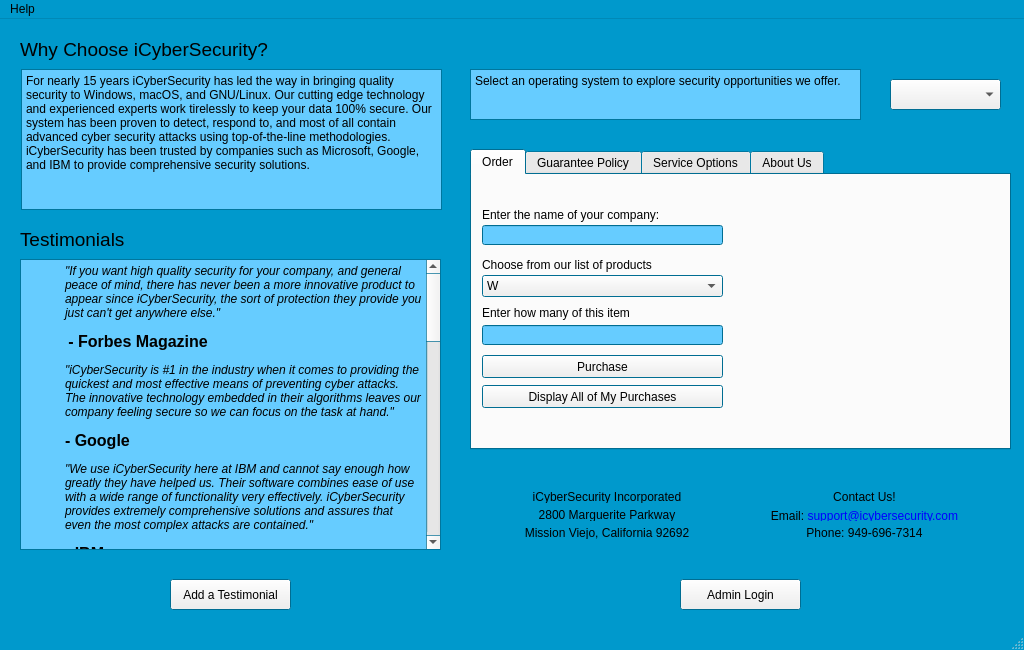
Above: src/mainwindow.ui from brianclinkenbeard/pamphlet before the change. Below: the same form after it.
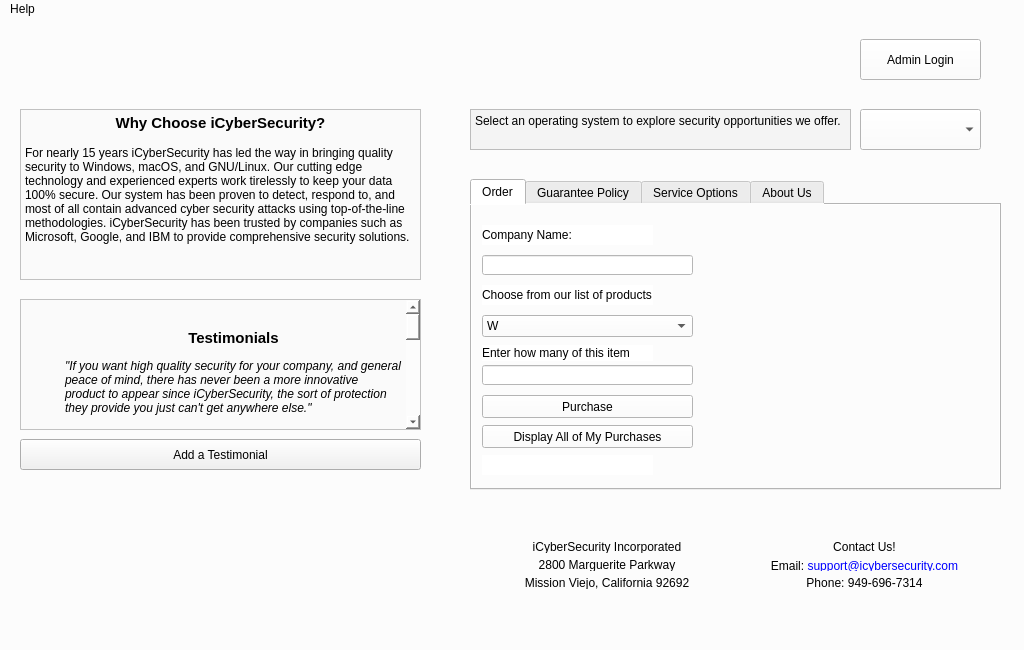
That is the form after the change.

The edit to the form file:
```diff
--- a/src/mainwindow.ui
+++ b/src/mainwindow.ui
@@ -19,61 +19,88 @@
   <property name="palette">
    <palette>
     <active>
+     <colorrole role="Button">
+      <brush brushstyle="SolidPattern">
+       <color alpha="255">
+        <red>252</red>
+        <green>252</green>
+        <blue>252</blue>
+       </color>
+      </brush>
+     </colorrole>
      <colorrole role="Base">
       <brush brushstyle="SolidPattern">
        <color alpha="255">
-        <red>102</red>
-        <green>204</green>
-        <blue>255</blue>
+        <red>252</red>
+        <green>252</green>
+        <blue>252</blue>
        </color>
       </brush>
      </colorrole>
      <colorrole role="Window">
       <brush brushstyle="SolidPattern">
        <color alpha="255">
-        <red>0</red>
-        <green>153</green>
-        <blue>204</blue>
+        <red>252</red>
+        <green>252</green>
+        <blue>252</blue>
        </color>
       </brush>
      </colorrole>
     </active>
     <inactive>
+     <colorrole role="Button">
+      <brush brushstyle="SolidPattern">
+       <color alpha="255">
+        <red>252</red>
+        <green>252</green>
+        <blue>252</blue>
+       </color>
+      </brush>
+     </colorrole>
      <colorrole role="Base">
       <brush brushstyle="SolidPattern">
        <color alpha="255">
-        <red>102</red>
-        <green>204</green>
-        <blue>255</blue>
+        <red>252</red>
+        <green>252</green>
+        <blue>252</blue>
        </color>
       </brush>
      </colorrole>
      <colorrole role="Window">
       <brush brushstyle="SolidPattern">
        <color alpha="255">
-        <red>0</red>
-        <green>153</green>
-        <blue>204</blue>
+        <red>252</red>
+        <green>252</green>
+        <blue>252</blue>
        </color>
       </brush>
      </colorrole>
     </inactive>
     <disabled>
+     <colorrole role="Button">
+      <brush brushstyle="SolidPattern">
+       <color alpha="255">
+        <red>252</red>
+        <green>252</green>
+        <blue>252</blue>
+       </color>
+      </brush>
+     </colorrole>
      <colorrole role="Base">
       <brush brushstyle="SolidPattern">
        <color alpha="255">
-        <red>0</red>
-        <green>153</green>
-        <blue>204</blue>
+        <red>252</red>
+        <green>252</green>
+        <blue>252</blue>
        </color>
       </brush>
      </colorrole>
      <colorrole role="Window">
       <brush brushstyle="SolidPattern">
        <color alpha="255">
-        <red>0</red>
-        <green>153</green>
-        <blue>204</blue>
+        <red>252</red>
+        <green>252</green>
+        <blue>252</blue>
        </color>
       </brush>
      </colorrole>
@@ -83,125 +110,79 @@
   <property name="windowTitle">
    <string>MainWindow</string>
   </property>
+  <property name="styleSheet">
+   <string notr="true">background-color: rgb(252, 252, 252);</string>
+  </property>
   <widget class="QWidget" name="centralWidget">
    <widget class="QTextBrowser" name="salespitch_browser">
     <property name="geometry">
      <rect>
-      <x>21</x>
-      <y>50</y>
-      <width>421</width>
-      <height>141</height>
+      <x>20</x>
+      <y>90</y>
+      <width>401</width>
+      <height>171</height>
      </rect>
     </property>
+    <property name="styleSheet">
+     <string notr="true">background-color: rgb(250, 250, 250);</string>
+    </property>
     <property name="html">
      <string>&lt;!DOCTYPE HTML PUBLIC &quot;-//W3C//DTD HTML 4.0//EN&quot; &quot;http://www.w3.org/TR/REC-html40/strict.dtd&quot;&gt;
 &lt;html&gt;&lt;head&gt;&lt;meta name=&quot;qrichtext&quot; content=&quot;1&quot; /&gt;&lt;style type=&quot;text/css&quot;&gt;
 p, li { white-space: pre-wrap; }
 &lt;/style&gt;&lt;/head&gt;&lt;body style=&quot; font-family:'MS Shell Dlg 2'; font-size:8.25pt; font-weight:400; font-style:normal;&quot;&gt;
+&lt;p align=&quot;center&quot; style=&quot; margin-top:0px; margin-bottom:0px; margin-left:0px; margin-right:0px; -qt-block-indent:0; text-indent:0px;&quot;&gt;&lt;span style=&quot; font-size:11pt; font-weight:600;&quot;&gt;Why Choose iCyberSecurity?&lt;/span&gt;&lt;/p&gt;
+&lt;p style=&quot;-qt-paragraph-type:empty; margin-top:0px; margin-bottom:0px; margin-left:0px; margin-right:0px; -qt-block-indent:0; text-indent:0px; font-size:9pt; font-weight:600;&quot;&gt;&lt;br /&gt;&lt;/p&gt;
 &lt;p style=&quot; margin-top:0px; margin-bottom:0px; margin-left:0px; margin-right:0px; -qt-block-indent:0; text-indent:0px;&quot;&gt;&lt;a name=&quot;lipsum&quot;&gt;&lt;/a&gt;&lt;span style=&quot; font-family:'Sans Serif'; font-size:9pt;&quot;&gt;F&lt;/span&gt;&lt;span style=&quot; font-family:'Sans Serif'; font-size:9pt;&quot;&gt;or nearly 15 years iCyberSecurity has led the way in bringing quality security to Windows, macOS, and GNU/Linux. Our cutting edge technology and experienced experts work tirelessly to keep your data 100% secure. Our system has been proven to detect, respond to, and most of all contain advanced cyber security attacks using top-of-the-line methodologies. iCyberSecurity has been trusted by companies such as Microsoft, Google, and IBM to provide comprehensive security solutions.&lt;/span&gt;&lt;/p&gt;&lt;/body&gt;&lt;/html&gt;</string>
     </property>
    </widget>
-   <widget class="QPushButton" name="loginButton">
-    <property name="geometry">
-     <rect>
-      <x>680</x>
-      <y>560</y>
-      <width>121</width>
-      <height>31</height>
-     </rect>
-    </property>
-    <property name="text">
-     <string>Admin Login</string>
-    </property>
-   </widget>
    <widget class="QTextBrowser" name="testimonials_browser">
     <property name="geometry">
      <rect>
       <x>20</x>
-      <y>240</y>
-      <width>421</width>
-      <height>291</height>
+      <y>280</y>
+      <width>401</width>
+      <height>131</height>
      </rect>
     </property>
+    <property name="styleSheet">
+     <string notr="true">background-color: rgb(250, 250, 250);</string>
+    </property>
     <property name="html">
      <string>&lt;!DOCTYPE HTML PUBLIC &quot;-//W3C//DTD HTML 4.0//EN&quot; &quot;http://www.w3.org/TR/REC-html40/strict.dtd&quot;&gt;
 &lt;html&gt;&lt;head&gt;&lt;meta name=&quot;qrichtext&quot; content=&quot;1&quot; /&gt;&lt;style type=&quot;text/css&quot;&gt;
 p, li { white-space: pre-wrap; }
 &lt;/style&gt;&lt;/head&gt;&lt;body style=&quot; font-family:'MS Shell Dlg 2'; font-size:8.25pt; font-weight:400; font-style:normal;&quot;&gt;
+&lt;p style=&quot;-qt-paragraph-type:empty; margin-top:12px; margin-bottom:0px; margin-left:0px; margin-right:0px; -qt-block-indent:1; text-indent:0px;&quot;&gt;&lt;br /&gt;&lt;/p&gt;
+&lt;p align=&quot;center&quot; style=&quot; margin-top:12px; margin-bottom:0px; margin-left:0px; margin-right:0px; -qt-block-indent:1; text-indent:0px;&quot;&gt;&lt;span style=&quot; font-family:'Sans Serif'; font-size:11pt; font-weight:600;&quot;&gt;Testimonials&lt;/span&gt;&lt;/p&gt;
 &lt;p style=&quot; margin-top:12px; margin-bottom:0px; margin-left:0px; margin-right:0px; -qt-block-indent:1; text-indent:0px;&quot;&gt;&lt;span style=&quot; font-family:'Sans Serif'; font-size:9pt; font-style:italic;&quot;&gt;&amp;quot;If you want high quality security for your company, and general peace of mind, there has never been a more innovative product to appear since iCyberSecurity, the sort of protection they provide you just can't get anywhere else.&amp;quot;&lt;/span&gt;&lt;/p&gt;
-&lt;p style=&quot; margin-top:12px; margin-bottom:0px; margin-left:0px; margin-right:0px; -qt-block-indent:1; text-indent:0px;&quot;&gt;&lt;span style=&quot; font-family:'Sans Serif'; font-size:9pt;&quot;&gt; &lt;/span&gt;&lt;span style=&quot; font-family:'Sans Serif'; font-size:12pt; font-weight:600;&quot;&gt;- Forbes Magazine&lt;/span&gt;&lt;/p&gt;
+&lt;p style=&quot; margin-top:12px; margin-bottom:0px; margin-left:0px; margin-right:0px; -qt-block-indent:1; text-indent:0px;&quot;&gt;&lt;span style=&quot; font-family:'Sans Serif'; font-size:8pt;&quot;&gt; &lt;/span&gt;&lt;span style=&quot; font-family:'Sans Serif'; font-size:8pt; font-weight:600;&quot;&gt;- Forbes Magazine&lt;/span&gt;&lt;/p&gt;
 &lt;p style=&quot; margin-top:12px; margin-bottom:0px; margin-left:0px; margin-right:0px; -qt-block-indent:1; text-indent:0px;&quot;&gt;&lt;span style=&quot; font-family:'Sans Serif'; font-size:9pt; font-style:italic;&quot;&gt;&amp;quot;iCyberSecurity is #1 in the industry when it comes to providing the quickest and most effective means of preventing cyber attacks. The innovative technology embedded in their algorithms leaves our company feeling secure so we can focus on the task at hand.&amp;quot; &lt;/span&gt;&lt;/p&gt;
-&lt;p style=&quot; margin-top:12px; margin-bottom:0px; margin-left:0px; margin-right:0px; -qt-block-indent:1; text-indent:0px;&quot;&gt;&lt;span style=&quot; font-family:'Sans Serif'; font-size:12pt; font-weight:600;&quot;&gt;- Google&lt;/span&gt;&lt;/p&gt;
+&lt;p style=&quot;-qt-paragraph-type:empty; margin-top:12px; margin-bottom:0px; margin-left:0px; margin-right:0px; -qt-block-indent:1; text-indent:0px; font-family:'Sans Serif'; font-size:9pt; font-style:italic;&quot;&gt;&lt;br /&gt;&lt;/p&gt;
+&lt;p style=&quot; margin-top:12px; margin-bottom:0px; margin-left:0px; margin-right:0px; -qt-block-indent:1; text-indent:0px;&quot;&gt;&lt;span style=&quot; font-family:'Sans Serif'; font-size:8pt; font-weight:600;&quot;&gt;- Google&lt;/span&gt;&lt;/p&gt;
 &lt;p style=&quot; margin-top:12px; margin-bottom:0px; margin-left:0px; margin-right:0px; -qt-block-indent:1; text-indent:0px;&quot;&gt;&lt;span style=&quot; font-family:'Sans Serif'; font-size:9pt; font-style:italic;&quot;&gt;&amp;quot;We use iCyberSecurity here at IBM and cannot say enough how greatly they have helped us. Their software combines ease of use with a wide range of functionality very effectively. iCyberSecurity provides extremely comprehensive solutions and assures that even the most complex attacks are contained.&amp;quot;&lt;/span&gt;&lt;/p&gt;
-&lt;p style=&quot; margin-top:12px; margin-bottom:0px; margin-left:0px; margin-right:0px; -qt-block-indent:1; text-indent:0px;&quot;&gt;&lt;span style=&quot; font-family:'Sans Serif'; font-size:12pt; font-weight:600;&quot;&gt;- IBM&lt;/span&gt;&lt;/p&gt;
+&lt;p style=&quot; margin-top:12px; margin-bottom:0px; margin-left:0px; margin-right:0px; -qt-block-indent:1; text-indent:0px;&quot;&gt;&lt;span style=&quot; font-family:'Sans Serif'; font-size:8pt; font-weight:600;&quot;&gt;- IBM&lt;/span&gt;&lt;/p&gt;
 &lt;p style=&quot; margin-top:12px; margin-bottom:0px; margin-left:0px; margin-right:0px; -qt-block-indent:1; text-indent:0px;&quot;&gt;&lt;span style=&quot; font-family:'Sans Serif'; font-size:9pt; font-style:italic;&quot;&gt;&amp;quot;With the dawn of the digital age it has become an increasing concern for our company to keep up with the technology of our competition and the demands of our customers for the instant gratification of digital banking. With this comes a great risk to our customers security, and the burden of this responsibility has been lifted off our shoulders thanks to the help of iCyberSecurity. Finally, a reliable company that truly deems our comapny and our customer's security as a trop priority.&amp;quot;&lt;/span&gt;&lt;/p&gt;
-&lt;p style=&quot; margin-top:12px; margin-bottom:0px; margin-left:0px; margin-right:0px; -qt-block-indent:1; text-indent:0px;&quot;&gt;&lt;span style=&quot; font-family:'Sans Serif'; font-size:12pt; font-weight:600;&quot;&gt;- Bank of America&lt;/span&gt;&lt;/p&gt;
+&lt;p style=&quot; margin-top:12px; margin-bottom:0px; margin-left:0px; margin-right:0px; -qt-block-indent:1; text-indent:0px;&quot;&gt;&lt;span style=&quot; font-family:'Sans Serif'; font-size:8pt; font-weight:600;&quot;&gt;- Bank of America&lt;/span&gt;&lt;/p&gt;
 &lt;p style=&quot; margin-top:12px; margin-bottom:0px; margin-left:0px; margin-right:0px; -qt-block-indent:1; text-indent:0px;&quot;&gt;&lt;span style=&quot; font-family:'Sans Serif'; font-size:9pt; font-style:italic;&quot;&gt;&amp;quot;Millions of people use our online service everyday. And with that comes a huge responsibility for our company to keep their data and their identities safe. iCyberSecurity has made our job so much easier by keeping both our data and our reputation safe.&amp;quot;&lt;/span&gt;&lt;/p&gt;
-&lt;p style=&quot; margin-top:12px; margin-bottom:0px; margin-left:0px; margin-right:0px; -qt-block-indent:1; text-indent:0px;&quot;&gt;&lt;span style=&quot; font-family:'Sans Serif'; font-size:12pt; font-weight:600;&quot;&gt;- Linked In&lt;/span&gt;&lt;/p&gt;
+&lt;p style=&quot; margin-top:12px; margin-bottom:0px; margin-left:0px; margin-right:0px; -qt-block-indent:1; text-indent:0px;&quot;&gt;&lt;span style=&quot; font-family:'Sans Serif'; font-size:8pt; font-weight:600;&quot;&gt;- Linked In&lt;/span&gt;&lt;/p&gt;
 &lt;p style=&quot; margin-top:12px; margin-bottom:0px; margin-left:0px; margin-right:0px; -qt-block-indent:1; text-indent:0px;&quot;&gt;&lt;span style=&quot; font-size:9pt; font-style:italic;&quot;&gt;“iCyberSecurity allows us to stay a step ahead of cyber criminals, and to effectively protect our customers’ data before an attack even occurs.Their services have made it much easier to respond to a cyber attack, and much faster. We're now able to use less resources, which gives our team more time to focus on development.”&lt;/span&gt;&lt;/p&gt;
-&lt;p style=&quot; margin-top:12px; margin-bottom:0px; margin-left:0px; margin-right:0px; -qt-block-indent:1; text-indent:0px;&quot;&gt;&lt;span style=&quot; font-family:'Sans Serif'; font-size:12pt; font-weight:600;&quot;&gt;- Adobe&lt;/span&gt;&lt;/p&gt;
+&lt;p style=&quot; margin-top:12px; margin-bottom:0px; margin-left:0px; margin-right:0px; -qt-block-indent:1; text-indent:0px;&quot;&gt;&lt;span style=&quot; font-family:'Sans Serif'; font-size:8pt; font-weight:600;&quot;&gt;- Adobe&lt;/span&gt;&lt;/p&gt;
 &lt;p style=&quot; margin-top:12px; margin-bottom:0px; margin-left:0px; margin-right:0px; -qt-block-indent:1; text-indent:0px;&quot;&gt;&lt;span style=&quot; font-family:'Sans Serif'; font-size:9pt; font-style:italic;&quot;&gt;&amp;quot;Choosing iCyberSecurity as a solution to cyber security for our comopany has proven over time to be a very strategic choice, with the sheer amount of features alone, this is the best security solution we have ever utilized.&lt;/span&gt;&lt;/p&gt;
-&lt;p style=&quot; margin-top:12px; margin-bottom:0px; margin-left:0px; margin-right:0px; -qt-block-indent:1; text-indent:0px;&quot;&gt;&lt;span style=&quot; font-family:'Sans Serif'; font-size:12pt; font-weight:600;&quot;&gt;- CVS&lt;/span&gt;&lt;/p&gt;
+&lt;p style=&quot; margin-top:12px; margin-bottom:0px; margin-left:0px; margin-right:0px; -qt-block-indent:1; text-indent:0px;&quot;&gt;&lt;span style=&quot; font-family:'Sans Serif'; font-size:8pt; font-weight:600;&quot;&gt;- CVS&lt;/span&gt;&lt;/p&gt;
 &lt;p style=&quot; margin-top:12px; margin-bottom:0px; margin-left:0px; margin-right:0px; -qt-block-indent:1; text-indent:0px;&quot;&gt;&lt;span style=&quot; font-family:'Sans Serif'; font-size:9pt; font-style:italic;&quot;&gt;&amp;quot;Our information and management risk Department uses iCyberSecurity as an effective tool to communicate security threats to our businesses which has given us a competitive advantage over our competition, and allowed us to globalize our security management with immense ease.&amp;quot;&lt;/span&gt;&lt;/p&gt;
-&lt;p style=&quot; margin-top:12px; margin-bottom:0px; margin-left:0px; margin-right:0px; -qt-block-indent:1; text-indent:0px;&quot;&gt;&lt;span style=&quot; font-family:'Sans Serif'; font-size:12pt; font-weight:600;&quot;&gt;- Chevron&lt;/span&gt;&lt;/p&gt;
+&lt;p style=&quot; margin-top:12px; margin-bottom:0px; margin-left:0px; margin-right:0px; -qt-block-indent:1; text-indent:0px;&quot;&gt;&lt;span style=&quot; font-family:'Sans Serif'; font-size:8pt; font-weight:600;&quot;&gt;- Chevron&lt;/span&gt;&lt;/p&gt;
 &lt;p style=&quot; margin-top:12px; margin-bottom:0px; margin-left:0px; margin-right:0px; -qt-block-indent:1; text-indent:0px;&quot;&gt;&lt;span style=&quot; font-family:'Sans Serif'; font-size:9pt; font-style:italic;&quot;&gt;&amp;quot;iCyberSecurity has allowed our company to maintain continuity between our various vendors, and keep our various teams on the same page. This prodcut allows us to maintain a comprehensive risk and security analysis across all our departments.&amp;quot;&lt;/span&gt;&lt;/p&gt;
-&lt;p style=&quot; margin-top:12px; margin-bottom:0px; margin-left:0px; margin-right:0px; -qt-block-indent:1; text-indent:0px;&quot;&gt;&lt;span style=&quot; font-family:'Sans Serif'; font-size:12pt; font-weight:600;&quot;&gt;- Shell&lt;/span&gt;&lt;/p&gt;
+&lt;p style=&quot; margin-top:12px; margin-bottom:0px; margin-left:0px; margin-right:0px; -qt-block-indent:1; text-indent:0px;&quot;&gt;&lt;span style=&quot; font-family:'Sans Serif'; font-size:8pt; font-weight:600;&quot;&gt;- Shell&lt;/span&gt;&lt;/p&gt;
 &lt;p style=&quot; margin-top:12px; margin-bottom:0px; margin-left:0px; margin-right:0px; -qt-block-indent:1; text-indent:0px;&quot;&gt;&lt;span style=&quot; font-family:'Sans Serif'; font-size:9pt; font-style:italic;&quot;&gt;&amp;quot;With more and more sophistaicatred digital technology in such high demand by our users, we were in desperate need for a universal solution to our security needs here in our technology department. After going with iCyberSecurity we don't regret the decision at all, it has made all our lives so much easier.&lt;/span&gt;&lt;/p&gt;
-&lt;p style=&quot; margin-top:12px; margin-bottom:0px; margin-left:0px; margin-right:0px; -qt-block-indent:1; text-indent:0px;&quot;&gt;&lt;span style=&quot; font-family:'Sans Serif'; font-size:12pt; font-weight:600;&quot;&gt;- Saddleback College&lt;/span&gt;&lt;/p&gt;&lt;/body&gt;&lt;/html&gt;</string>
-    </property>
-   </widget>
-   <widget class="QComboBox" name="comboBox">
-    <property name="geometry">
-     <rect>
-      <x>890</x>
-      <y>60</y>
-      <width>111</width>
-      <height>31</height>
-     </rect>
-    </property>
-    <item>
-     <property name="text">
-      <string/>
-     </property>
-    </item>
-    <item>
-     <property name="text">
-      <string>Windows</string>
-     </property>
-    </item>
-    <item>
-     <property name="text">
-      <string>macOS</string>
-     </property>
-    </item>
-    <item>
-     <property name="text">
-      <string>GNU/Linux</string>
-     </property>
-    </item>
-   </widget>
-   <widget class="QTextBrowser" name="osinfo_browser">
-    <property name="geometry">
-     <rect>
-      <x>470</x>
-      <y>50</y>
-      <width>391</width>
-      <height>51</height>
-     </rect>
-    </property>
-    <property name="html">
-     <string>&lt;!DOCTYPE HTML PUBLIC &quot;-//W3C//DTD HTML 4.0//EN&quot; &quot;http://www.w3.org/TR/REC-html40/strict.dtd&quot;&gt;
-&lt;html&gt;&lt;head&gt;&lt;meta name=&quot;qrichtext&quot; content=&quot;1&quot; /&gt;&lt;style type=&quot;text/css&quot;&gt;
-p, li { white-space: pre-wrap; }
-&lt;/style&gt;&lt;/head&gt;&lt;body style=&quot; font-family:'MS Shell Dlg 2'; font-size:8.25pt; font-weight:400; font-style:normal;&quot;&gt;
-&lt;p style=&quot; margin-top:0px; margin-bottom:0px; margin-left:0px; margin-right:0px; -qt-block-indent:0; text-indent:0px;&quot;&gt;&lt;span style=&quot; font-family:'Sans Serif'; font-size:9pt;&quot;&gt;Select an operating system to explore security opportunities we offer.&lt;/span&gt;&lt;/p&gt;&lt;/body&gt;&lt;/html&gt;</string>
+&lt;p style=&quot; margin-top:12px; margin-bottom:0px; margin-left:0px; margin-right:0px; -qt-block-indent:1; text-indent:0px;&quot;&gt;&lt;span style=&quot; font-family:'Sans Serif'; font-size:8pt; font-weight:600;&quot;&gt;- Saddleback College&lt;/span&gt;&lt;/p&gt;&lt;/body&gt;&lt;/html&gt;</string>
     </property>
    </widget>
    <widget class="QWidget" name="layoutWidget">
     <property name="geometry">
      <rect>
       <x>470</x>
-      <y>460</y>
+      <y>510</y>
       <width>531</width>
       <height>71</height>
      </rect>
@@ -299,55 +280,13 @@
      </item>
     </layout>
    </widget>
-   <widget class="QLabel" name="icyber_label">
-    <property name="geometry">
-     <rect>
-      <x>20</x>
-      <y>10</y>
-      <width>421</width>
-      <height>41</height>
-     </rect>
-    </property>
-    <property name="font">
-     <font>
-      <pointsize>14</pointsize>
-      <weight>50</weight>
-      <bold>false</bold>
-      <underline>false</underline>
-     </font>
-    </property>
-    <property name="text">
-     <string>Why Choose iCyberSecurity?</string>
-    </property>
-   </widget>
-   <widget class="QLabel" name="testimonials_label">
-    <property name="geometry">
-     <rect>
-      <x>20</x>
-      <y>200</y>
-      <width>421</width>
-      <height>41</height>
-     </rect>
-    </property>
-    <property name="font">
-     <font>
-      <pointsize>14</pointsize>
-      <weight>50</weight>
-      <bold>false</bold>
-      <underline>false</underline>
-     </font>
-    </property>
-    <property name="text">
-     <string>Testimonials</string>
-    </property>
-   </widget>
    <widget class="QTabWidget" name="tabWidget">
     <property name="geometry">
      <rect>
       <x>470</x>
-      <y>130</y>
-      <width>541</width>
-      <height>301</height>
+      <y>160</y>
+      <width>531</width>
+      <height>311</height>
      </rect>
     </property>
     <property name="currentIndex">
@@ -361,11 +300,14 @@
       <property name="geometry">
        <rect>
         <x>10</x>
-        <y>100</y>
-        <width>241</width>
+        <y>110</y>
+        <width>211</width>
         <height>22</height>
        </rect>
       </property>
+      <property name="styleSheet">
+       <string notr="true"/>
+      </property>
       <item>
        <property name="text">
         <string>W</string>
@@ -391,13 +333,16 @@
       <property name="geometry">
        <rect>
         <x>10</x>
-        <y>30</y>
-        <width>241</width>
+        <y>20</y>
+        <width>171</width>
         <height>20</height>
        </rect>
       </property>
+      <property name="styleSheet">
+       <string notr="true">background-color: rgb(255, 255, 255);</string>
+      </property>
       <property name="text">
-       <string>Enter the name of your company:</string>
+       <string>Company Name:</string>
       </property>
      </widget>
      <widget class="QLineEdit" name="lineEdit_customerName">
@@ -405,20 +350,26 @@
        <rect>
         <x>10</x>
         <y>50</y>
-        <width>241</width>
+        <width>211</width>
         <height>20</height>
        </rect>
       </property>
+      <property name="styleSheet">
+       <string notr="true">background-color: rgb(255, 255, 255);</string>
+      </property>
      </widget>
      <widget class="QLabel" name="label_2">
       <property name="geometry">
        <rect>
         <x>10</x>
         <y>80</y>
-        <width>241</width>
+        <width>171</width>
         <height>20</height>
        </rect>
       </property>
+      <property name="styleSheet">
+       <string notr="true">background-color: rgb(255, 255, 255);</string>
+      </property>
       <property name="text">
        <string>Choose from our list of products</string>
       </property>
@@ -428,10 +379,13 @@
        <rect>
         <x>10</x>
         <y>250</y>
-        <width>281</width>
+        <width>171</width>
         <height>20</height>
        </rect>
       </property>
+      <property name="styleSheet">
+       <string notr="true">background-color: rgb(255, 255, 255);</string>
+      </property>
       <property name="text">
        <string/>
       </property>
@@ -440,8 +394,8 @@
       <property name="geometry">
        <rect>
         <x>10</x>
-        <y>180</y>
-        <width>241</width>
+        <y>190</y>
+        <width>211</width>
         <height>23</height>
        </rect>
       </property>
@@ -453,11 +407,14 @@
       <property name="geometry">
        <rect>
         <x>10</x>
-        <y>130</y>
-        <width>241</width>
+        <y>140</y>
+        <width>171</width>
         <height>16</height>
        </rect>
       </property>
+      <property name="styleSheet">
+       <string notr="true">background-color: rgb(255, 255, 255);</string>
+      </property>
       <property name="text">
        <string>Enter how many of this item </string>
       </property>
@@ -466,18 +423,21 @@
       <property name="geometry">
        <rect>
         <x>10</x>
-        <y>150</y>
-        <width>241</width>
+        <y>160</y>
+        <width>211</width>
         <height>20</height>
        </rect>
       </property>
+      <property name="styleSheet">
+       <string notr="true">background-color: rgb(255, 255, 255);</string>
+      </property>
      </widget>
      <widget class="QPushButton" name="DisplayPurchases">
       <property name="geometry">
        <rect>
         <x>10</x>
-        <y>210</y>
-        <width>241</width>
+        <y>220</y>
+        <width>211</width>
         <height>23</height>
        </rect>
       </property>
@@ -485,6 +445,29 @@
        <string>Display All of My Purchases</string>
       </property>
      </widget>
+     <widget class="QLabel" name="label_image">
+      <property name="geometry">
+       <rect>
+        <x>0</x>
+        <y>-18</y>
+        <width>541</width>
+        <height>311</height>
+       </rect>
+      </property>
+      <property name="text">
+       <string/>
+      </property>
+     </widget>
+     <zorder>label_image</zorder>
+     <zorder>listOfProducts</zorder>
+     <zorder>label</zorder>
+     <zorder>lineEdit_customerName</zorder>
+     <zorder>label_2</zorder>
+     <zorder>label_errorMessage</zorder>
+     <zorder>Purchase</zorder>
+     <zorder>label_3</zorder>
+     <zorder>lineEdit_quantity</zorder>
+     <zorder>DisplayPurchases</zorder>
     </widget>
     <widget class="QWidget" name="guarantee_tab">
      <attribute name="title">
@@ -544,16 +527,119 @@
    <widget class="QPushButton" name="pushButton_viewMore">
     <property name="geometry">
      <rect>
-      <x>170</x>
-      <y>560</y>
-      <width>121</width>
+      <x>20</x>
+      <y>420</y>
+      <width>401</width>
       <height>31</height>
      </rect>
     </property>
+    <property name="styleSheet">
+     <string notr="true">background-color: rgb(241, 241, 241);</string>
+    </property>
     <property name="text">
      <string>Add a Testimonial</string>
     </property>
    </widget>
+   <widget class="QTextBrowser" name="osinfo_browser">
+    <property name="geometry">
+     <rect>
+      <x>470</x>
+      <y>90</y>
+      <width>381</width>
+      <height>41</height>
+     </rect>
+    </property>
+    <property name="styleSheet">
+     <string notr="true">background-color: rgb(244, 244, 244);</string>
+    </property>
+    <property name="html">
+     <string>&lt;!DOCTYPE HTML PUBLIC &quot;-//W3C//DTD HTML 4.0//EN&quot; &quot;http://www.w3.org/TR/REC-html40/strict.dtd&quot;&gt;
+&lt;html&gt;&lt;head&gt;&lt;meta name=&quot;qrichtext&quot; content=&quot;1&quot; /&gt;&lt;style type=&quot;text/css&quot;&gt;
+p, li { white-space: pre-wrap; }
+&lt;/style&gt;&lt;/head&gt;&lt;body style=&quot; font-family:'MS Shell Dlg 2'; font-size:8.25pt; font-weight:400; font-style:normal;&quot;&gt;
+&lt;p style=&quot; margin-top:0px; margin-bottom:0px; margin-left:0px; margin-right:0px; -qt-block-indent:0; text-indent:0px;&quot;&gt;&lt;span style=&quot; font-family:'Sans Serif'; font-size:9pt;&quot;&gt;Select an operating system to explore security opportunities we offer.&lt;/span&gt;&lt;/p&gt;&lt;/body&gt;&lt;/html&gt;</string>
+    </property>
+   </widget>
+   <widget class="QComboBox" name="comboBox">
+    <property name="geometry">
+     <rect>
+      <x>860</x>
+      <y>90</y>
+      <width>121</width>
+      <height>41</height>
+     </rect>
+    </property>
+    <item>
+     <property name="text">
+      <string/>
+     </property>
+    </item>
+    <item>
+     <property name="text">
+      <string>Windows</string>
+     </property>
+    </item>
+    <item>
+     <property name="text">
+      <string>macOS</string>
+     </property>
+    </item>
+    <item>
+     <property name="text">
+      <string>GNU/Linux</string>
+     </property>
+    </item>
+   </widget>
+   <widget class="QLabel" name="label_backGround">
+    <property name="geometry">
+     <rect>
+      <x>10</x>
+      <y>-20</y>
+      <width>1031</width>
+      <height>401</height>
+     </rect>
+    </property>
+    <property name="text">
+     <string/>
+    </property>
+   </widget>
+   <widget class="QPushButton" name="loginButton">
+    <property name="geometry">
+     <rect>
+      <x>860</x>
+      <y>20</y>
+      <width>121</width>
+      <height>41</height>
+     </rect>
+    </property>
+    <property name="text">
+     <string>Admin Login</string>
+    </property>
+   </widget>
+   <widget class="QLabel" name="label_logo">
+    <property name="geometry">
+     <rect>
+      <x>20</x>
+      <y>430</y>
+      <width>401</width>
+      <height>161</height>
+     </rect>
+    </property>
+    <property name="text">
+     <string/>
+    </property>
+   </widget>
+   <zorder>label_logo</zorder>
+   <zorder>label_backGround</zorder>
+   <zorder>salespitch_browser</zorder>
+   <zorder>testimonials_browser</zorder>
+   <zorder>layoutWidget</zorder>
+   <zorder>pushButton_viewMore</zorder>
+   <zorder>tabWidget</zorder>
+   <zorder>address_label</zorder>
+   <zorder>osinfo_browser</zorder>
+   <zorder>comboBox</zorder>
+   <zorder>loginButton</zorder>
   </widget>
   <widget class="QMenuBar" name="menuBar">
    <property name="geometry">
```
Left out of the diff: 30 changed lines with no effect on the pictures.
